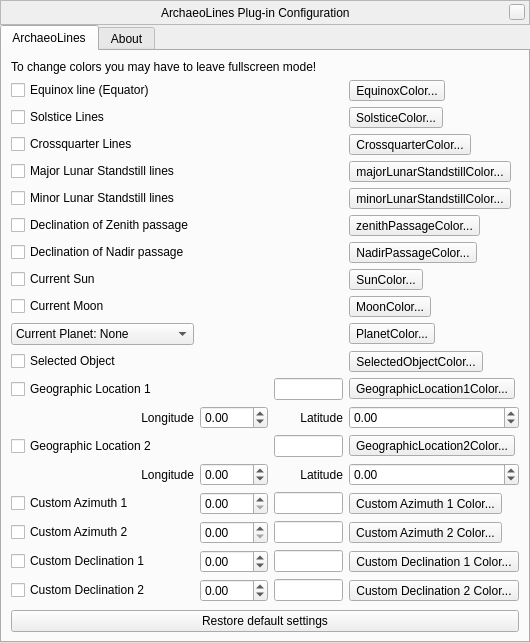
Qt form plugins/ArchaeoLines/src/gui/archaeoLinesDialog.ui (519984307/stellarium_src) before a commit.
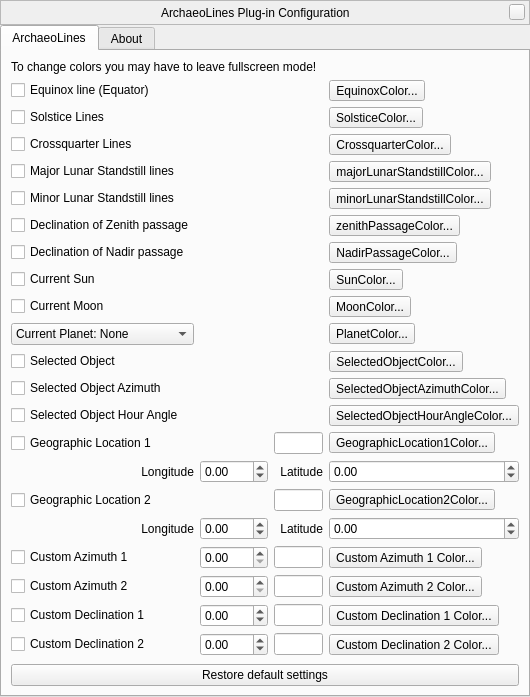
The same form after that commit. Custom widgets are drawn as their Qt base class.

Commit message:
Add 2 more lines to ArchaeoLines plugin
- Selected object azimuth
- Selected object hour angle

Diff of the .ui file:
```diff
--- a/plugins/ArchaeoLines/src/gui/archaeoLinesDialog.ui
+++ b/plugins/ArchaeoLines/src/gui/archaeoLinesDialog.ui
@@ -7,7 +7,7 @@
     <x>0</x>
     <y>0</y>
     <width>530</width>
-    <height>606</height>
+    <height>656</height>
    </rect>
   </property>
   <property name="windowTitle">
@@ -154,7 +154,201 @@
        </item>
        <item>
         <layout class="QGridLayout" name="gridLayout">
-         <item row="14" column="0">
+         <item row="18" column="3">
+          <widget class="QToolButton" name="customAzimuth2ColorToolButton">
+           <property name="text">
+            <string notr="true">Custom Azimuth 2 Color...</string>
+           </property>
+          </widget>
+         </item>
+         <item row="4" column="3">
+          <widget class="QToolButton" name="minorStandstillColorToolButton">
+           <property name="text">
+            <string notr="true">minorLunarStandstillColor...</string>
+           </property>
+          </widget>
+         </item>
+         <item row="17" column="3">
+          <widget class="QToolButton" name="customAzimuth1ColorToolButton">
+           <property name="text">
+            <string notr="true">Custom Azimuth 1 Color...</string>
+           </property>
+          </widget>
+         </item>
+         <item row="6" column="0">
+          <widget class="QCheckBox" name="nadirPassageCheckBox">
+           <property name="text">
+            <string>Declination of Nadir passage</string>
+           </property>
+          </widget>
+         </item>
+         <item row="17" column="0">
+          <widget class="QCheckBox" name="customAzimuth1CheckBox">
+           <property name="text">
+            <string>Custom Azimuth 1</string>
+           </property>
+          </widget>
+         </item>
+         <item row="17" column="2">
+          <widget class="QLineEdit" name="customAzimuth1LineEdit">
+           <property name="toolTip">
+            <string>Enter a label for this line</string>
+           </property>
+          </widget>
+         </item>
+         <item row="8" column="3">
+          <widget class="QToolButton" name="currentMoonColorToolButton">
+           <property name="text">
+            <string notr="true">MoonColor...</string>
+           </property>
+          </widget>
+         </item>
+         <item row="18" column="0">
+          <widget class="QCheckBox" name="customAzimuth2CheckBox">
+           <property name="text">
+            <string>Custom Azimuth 2</string>
+           </property>
+          </widget>
+         </item>
+         <item row="18" column="1">
+          <widget class="QDoubleSpinBox" name="customAzimuth2DoubleSpinBox">
+           <property name="maximum">
+            <double>359.990000000000009</double>
+           </property>
+          </widget>
+         </item>
+         <item row="6" column="3">
+          <widget class="QToolButton" name="nadirPassageColorToolButton">
+           <property name="text">
+            <string notr="true">NadirPassageColor...</string>
+           </property>
+          </widget>
+         </item>
+         <item row="1" column="3">
+          <widget class="QToolButton" name="solsticesColorToolButton">
+           <property name="text">
+            <string notr="true">SolsticeColor...</string>
+           </property>
+          </widget>
+         </item>
+         <item row="1" column="0">
+          <widget class="QCheckBox" name="solsticesCheckBox">
+           <property name="text">
+            <string>Solstice Lines</string>
+           </property>
+          </widget>
+         </item>
+         <item row="8" column="0">
+          <widget class="QCheckBox" name="currentMoonCheckBox">
+           <property name="text">
+            <string>Current Moon</string>
+           </property>
+          </widget>
+         </item>
+         <item row="18" column="2">
+          <widget class="QLineEdit" name="customAzimuth2LineEdit">
+           <property name="toolTip">
+            <string>Enter a label for this line</string>
+           </property>
+          </widget>
+         </item>
+         <item row="7" column="3">
+          <widget class="QToolButton" name="currentSunColorToolButton">
+           <property name="text">
+            <string notr="true">SunColor...</string>
+           </property>
+          </widget>
+         </item>
+         <item row="9" column="3">
+          <widget class="QToolButton" name="currentPlanetColorToolButton">
+           <property name="text">
+            <string notr="true">PlanetColor...</string>
+           </property>
+          </widget>
+         </item>
+         <item row="2" column="0">
+          <widget class="QCheckBox" name="crossquarterCheckBox">
+           <property name="text">
+            <string>Crossquarter Lines</string>
+           </property>
+          </widget>
+         </item>
+         <item row="0" column="0">
+          <widget class="QCheckBox" name="equinoxCheckBox">
+           <property name="text">
+            <string>Equinox line (Equator)</string>
+           </property>
+          </widget>
+         </item>
+         <item row="5" column="0">
+          <widget class="QCheckBox" name="zenithPassageCheckBox">
+           <property name="text">
+            <string>Declination of Zenith passage</string>
+           </property>
+          </widget>
+         </item>
+         <item row="10" column="3">
+          <widget class="QToolButton" name="selectedObjectColorToolButton">
+           <property name="text">
+            <string notr="true">SelectedObjectColor...</string>
+           </property>
+          </widget>
+         </item>
+         <item row="5" column="3">
+          <widget class="QToolButton" name="zenithPassageColorToolButton">
+           <property name="text">
+            <string notr="true">zenithPassageColor...</string>
+           </property>
+          </widget>
+         </item>
+         <item row="0" column="3">
+          <widget class="QToolButton" name="equinoxColorToolButton">
+           <property name="text">
+            <string notr="true">EquinoxColor...</string>
+           </property>
+          </widget>
+         </item>
+         <item row="3" column="0">
+          <widget class="QCheckBox" name="majorStandstillCheckBox">
+           <property name="text">
+            <string>Major Lunar Standstill lines</string>
+           </property>
+          </widget>
+         </item>
+         <item row="20" column="3">
+          <widget class="QToolButton" name="customDeclination2ColorToolButton">
+           <property name="text">
+            <string notr="true">Custom Declination 2 Color...</string>
+           </property>
+          </widget>
+         </item>
+         <item row="20" column="1">
+          <widget class="QDoubleSpinBox" name="customDeclination2DoubleSpinBox">
+           <property name="minimum">
+            <double>-89.989999999999995</double>
+           </property>
+           <property name="maximum">
+            <double>89.989999999999995</double>
+           </property>
+           <property name="singleStep">
+            <double>0.100000000000000</double>
+           </property>
+          </widget>
+         </item>
+         <item row="20" column="2">
+          <widget class="QLineEdit" name="customDeclination2LineEdit"/>
+         </item>
+         <item row="16" column="2">
+          <widget class="QLabel" name="geographicLocation2LatitudeLabel">
+           <property name="text">
+            <string>Latitude</string>
+           </property>
+           <property name="alignment">
+            <set>Qt::AlignRight|Qt::AlignTrailing|Qt::AlignVCenter</set>
+           </property>
+          </widget>
+         </item>
+         <item row="16" column="0">
           <widget class="QLabel" name="geographicLocation2LongitudeLabel">
            <property name="text">
             <string>Longitude</string>
@@ -164,7 +358,7 @@
            </property>
           </widget>
          </item>
-         <item row="14" column="1">
+         <item row="16" column="1">
           <widget class="QDoubleSpinBox" name="geographicLocation2LongitudeDoubleSpinBox">
            <property name="minimum">
             <double>-180.000000000000000</double>
@@ -177,44 +371,21 @@
            </property>
           </widget>
          </item>
-         <item row="14" column="2">
-          <widget class="QLabel" name="geographicLocation2LatitudeLabel">
-           <property name="text">
-            <string>Latitude</string>
-           </property>
-           <property name="alignment">
-            <set>Qt::AlignRight|Qt::AlignTrailing|Qt::AlignVCenter</set>
-           </property>
-          </widget>
-         </item>
-         <item row="14" column="3">
-          <widget class="QDoubleSpinBox" name="geographicLocation2LatitudeDoubleSpinBox">
-           <property name="minimum">
-            <double>-90.000000000000000</double>
-           </property>
-           <property name="maximum">
-            <double>90.000000000000000</double>
-           </property>
-           <property name="singleStep">
-            <double>0.100000000000000</double>
-           </property>
-          </widget>
-         </item>
-         <item row="17" column="0">
-          <widget class="QCheckBox" name="customDeclination1CheckBox">
-           <property name="text">
-            <string>Custom Declination 1</string>
-           </property>
-          </widget>
-         </item>
-         <item row="17" column="3">
+         <item row="19" column="3">
           <widget class="QToolButton" name="customDeclination1ColorToolButton">
            <property name="text">
             <string notr="true">Custom Declination 1 Color...</string>
            </property>
           </widget>
          </item>
-         <item row="17" column="1">
+         <item row="19" column="0">
+          <widget class="QCheckBox" name="customDeclination1CheckBox">
+           <property name="text">
+            <string>Custom Declination 1</string>
+           </property>
+          </widget>
+         </item>
+         <item row="19" column="1">
           <widget class="QDoubleSpinBox" name="customDeclination1DoubleSpinBox">
            <property name="minimum">
             <double>-89.989999999999995</double>
@@ -227,31 +398,44 @@
            </property>
           </widget>
          </item>
-         <item row="17" column="2">
+         <item row="19" column="2">
           <widget class="QLineEdit" name="customDeclination1LineEdit"/>
          </item>
-         <item row="7" column="0">
-          <widget class="QCheckBox" name="currentSunCheckBox">
+         <item row="16" column="3">
+          <widget class="QDoubleSpinBox" name="geographicLocation2LatitudeDoubleSpinBox">
+           <property name="minimum">
+            <double>-90.000000000000000</double>
+           </property>
+           <property name="maximum">
+            <double>90.000000000000000</double>
+           </property>
+           <property name="singleStep">
+            <double>0.100000000000000</double>
+           </property>
+          </widget>
+         </item>
+         <item row="13" column="3">
+          <widget class="QToolButton" name="geographicLocation1ColorToolButton">
            <property name="text">
-            <string>Current Sun</string>
+            <string notr="true">GeographicLocation1Color...</string>
            </property>
           </widget>
          </item>
-         <item row="11" column="2">
-          <widget class="QLineEdit" name="geographicLocation1LineEdit">
-           <property name="toolTip">
-            <string>Enter a label (location name) for this line</string>
-           </property>
-          </widget>
-         </item>
-         <item row="11" column="0">
+         <item row="13" column="0">
           <widget class="QCheckBox" name="geographicLocation1CheckBox">
            <property name="text">
             <string>Geographic Location 1</string>
            </property>
           </widget>
          </item>
-         <item row="12" column="0">
+         <item row="13" column="2">
+          <widget class="QLineEdit" name="geographicLocation1LineEdit">
+           <property name="toolTip">
+            <string>Enter a label (location name) for this line</string>
+           </property>
+          </widget>
+         </item>
+         <item row="14" column="0">
           <widget class="QLabel" name="geographicLocation1LongitudeLabel">
            <property name="text">
             <string>Longitude</string>
@@ -261,51 +445,41 @@
            </property>
           </widget>
          </item>
-         <item row="11" column="3">
-          <widget class="QToolButton" name="geographicLocation1ColorToolButton">
+         <item row="7" column="0">
+          <widget class="QCheckBox" name="currentSunCheckBox">
            <property name="text">
-            <string notr="true">GeographicLocation1Color...</string>
+            <string>Current Sun</string>
            </property>
           </widget>
          </item>
-         <item row="12" column="2">
-          <widget class="QLabel" name="geographicLocation1LatitudeLabel">
-           <property name="text">
-            <string>Latitude</string>
-           </property>
-           <property name="alignment">
-            <set>Qt::AlignRight|Qt::AlignTrailing|Qt::AlignVCenter</set>
-           </property>
-          </widget>
-         </item>
-         <item row="12" column="3">
-          <widget class="QDoubleSpinBox" name="geographicLocation1LatitudeDoubleSpinBox">
-           <property name="minimum">
-            <double>-90.000000000000000</double>
-           </property>
-           <property name="maximum">
-            <double>90.000000000000000</double>
-           </property>
-           <property name="singleStep">
-            <double>0.100000000000000</double>
-           </property>
-          </widget>
-         </item>
-         <item row="13" column="3">
+         <item row="15" column="3">
           <widget class="QToolButton" name="geographicLocation2ColorToolButton">
            <property name="text">
             <string notr="true">GeographicLocation2Color...</string>
            </property>
           </widget>
          </item>
-         <item row="13" column="2">
+         <item row="14" column="3">
+          <widget class="QDoubleSpinBox" name="geographicLocation1LatitudeDoubleSpinBox">
+           <property name="minimum">
+            <double>-90.000000000000000</double>
+           </property>
+           <property name="maximum">
+            <double>90.000000000000000</double>
+           </property>
+           <property name="singleStep">
+            <double>0.100000000000000</double>
+           </property>
+          </widget>
+         </item>
+         <item row="15" column="2">
           <widget class="QLineEdit" name="geographicLocation2LineEdit">
            <property name="toolTip">
             <string>Enter a label (location name) for this line</string>
            </property>
           </widget>
          </item>
-         <item row="12" column="1">
+         <item row="14" column="1">
           <widget class="QDoubleSpinBox" name="geographicLocation1LongitudeDoubleSpinBox">
            <property name="minimum">
             <double>-180.000000000000000</double>
@@ -318,7 +492,17 @@
            </property>
           </widget>
          </item>
-         <item row="13" column="0">
+         <item row="14" column="2">
+          <widget class="QLabel" name="geographicLocation1LatitudeLabel">
+           <property name="text">
+            <string>Latitude</string>
+           </property>
+           <property name="alignment">
+            <set>Qt::AlignRight|Qt::AlignTrailing|Qt::AlignVCenter</set>
+           </property>
+          </widget>
+         </item>
+         <item row="15" column="0">
           <widget class="QCheckBox" name="geographicLocation2CheckBox">
            <property name="text">
             <string>Geographic Location 2</string>
@@ -405,204 +589,48 @@
            </item>
           </widget>
          </item>
-         <item row="15" column="1">
+         <item row="17" column="1">
           <widget class="QDoubleSpinBox" name="customAzimuth1DoubleSpinBox">
            <property name="maximum">
             <double>359.990000000000009</double>
            </property>
           </widget>
          </item>
-         <item row="6" column="0">
-          <widget class="QCheckBox" name="nadirPassageCheckBox">
-           <property name="text">
-            <string>Declination of Nadir passage</string>
-           </property>
-          </widget>
-         </item>
-         <item row="4" column="3">
-          <widget class="QToolButton" name="minorStandstillColorToolButton">
-           <property name="text">
-            <string notr="true">minorLunarStandstillColor...</string>
-           </property>
-          </widget>
-         </item>
-         <item row="15" column="3">
-          <widget class="QToolButton" name="customAzimuth1ColorToolButton">
-           <property name="text">
-            <string notr="true">Custom Azimuth 1 Color...</string>
-           </property>
-          </widget>
-         </item>
-         <item row="15" column="0">
-          <widget class="QCheckBox" name="customAzimuth1CheckBox">
-           <property name="text">
-            <string>Custom Azimuth 1</string>
-           </property>
-          </widget>
-         </item>
-         <item row="16" column="3">
-          <widget class="QToolButton" name="customAzimuth2ColorToolButton">
-           <property name="text">
-            <string notr="true">Custom Azimuth 2 Color...</string>
-           </property>
-          </widget>
-         </item>
-         <item row="16" column="1">
-          <widget class="QDoubleSpinBox" name="customAzimuth2DoubleSpinBox">
-           <property name="maximum">
-            <double>359.990000000000009</double>
-           </property>
-          </widget>
-         </item>
-         <item row="16" column="0">
-          <widget class="QCheckBox" name="customAzimuth2CheckBox">
-           <property name="text">
-            <string>Custom Azimuth 2</string>
-           </property>
-          </widget>
-         </item>
-         <item row="15" column="2">
-          <widget class="QLineEdit" name="customAzimuth1LineEdit">
-           <property name="toolTip">
-            <string>Enter a label for this line</string>
-           </property>
-          </widget>
-         </item>
-         <item row="6" column="3">
-          <widget class="QToolButton" name="nadirPassageColorToolButton">
-           <property name="text">
-            <string notr="true">NadirPassageColor...</string>
-           </property>
-          </widget>
-         </item>
-         <item row="8" column="3">
-          <widget class="QToolButton" name="currentMoonColorToolButton">
-           <property name="text">
-            <string notr="true">MoonColor...</string>
-           </property>
-          </widget>
-         </item>
-         <item row="9" column="3">
-          <widget class="QToolButton" name="currentPlanetColorToolButton">
-           <property name="text">
-            <string notr="true">PlanetColor...</string>
-           </property>
-          </widget>
-         </item>
-         <item row="16" column="2">
-          <widget class="QLineEdit" name="customAzimuth2LineEdit">
-           <property name="toolTip">
-            <string>Enter a label for this line</string>
-           </property>
-          </widget>
-         </item>
-         <item row="1" column="3">
-          <widget class="QToolButton" name="solsticesColorToolButton">
-           <property name="text">
-            <string notr="true">SolsticeColor...</string>
-           </property>
-          </widget>
-         </item>
-         <item row="1" column="0">
-          <widget class="QCheckBox" name="solsticesCheckBox">
-           <property name="text">
-            <string>Solstice Lines</string>
-           </property>
-          </widget>
-         </item>
-         <item row="7" column="3">
-          <widget class="QToolButton" name="currentSunColorToolButton">
-           <property name="text">
-            <string notr="true">SunColor...</string>
-           </property>
-          </widget>
-         </item>
-         <item row="8" column="0">
-          <widget class="QCheckBox" name="currentMoonCheckBox">
-           <property name="text">
-            <string>Current Moon</string>
-           </property>
-          </widget>
-         </item>
-         <item row="5" column="0">
-          <widget class="QCheckBox" name="zenithPassageCheckBox">
-           <property name="text">
-            <string>Declination of Zenith passage</string>
-           </property>
-          </widget>
-         </item>
-         <item row="10" column="3">
-          <widget class="QToolButton" name="selectedObjectColorToolButton">
-           <property name="text">
-            <string notr="true">SelectedObjectColor...</string>
-           </property>
-          </widget>
-         </item>
-         <item row="5" column="3">
-          <widget class="QToolButton" name="zenithPassageColorToolButton">
-           <property name="text">
-            <string notr="true">zenithPassageColor...</string>
-           </property>
-          </widget>
-         </item>
-         <item row="2" column="0">
-          <widget class="QCheckBox" name="crossquarterCheckBox">
-           <property name="text">
-            <string>Crossquarter Lines</string>
-           </property>
-          </widget>
-         </item>
-         <item row="0" column="0">
-          <widget class="QCheckBox" name="equinoxCheckBox">
-           <property name="text">
-            <string>Equinox line (Equator)</string>
-           </property>
-          </widget>
-         </item>
-         <item row="0" column="3">
-          <widget class="QToolButton" name="equinoxColorToolButton">
-           <property name="text">
-            <string notr="true">EquinoxColor...</string>
-           </property>
-          </widget>
-         </item>
-         <item row="3" column="0">
-          <widget class="QCheckBox" name="majorStandstillCheckBox">
-           <property name="text">
-            <string>Major Lunar Standstill lines</string>
-           </property>
-          </widget>
-         </item>
-         <item row="18" column="3">
-          <widget class="QToolButton" name="customDeclination2ColorToolButton">
-           <property name="text">
-            <string notr="true">Custom Declination 2 Color...</string>
-           </property>
-          </widget>
-         </item>
-         <item row="18" column="2">
-          <widget class="QLineEdit" name="customDeclination2LineEdit"/>
-         </item>
-         <item row="18" column="1">
-          <widget class="QDoubleSpinBox" name="customDeclination2DoubleSpinBox">
-           <property name="minimum">
-            <double>-89.989999999999995</double>
-           </property>
-           <property name="maximum">
-            <double>89.989999999999995</double>
-           </property>
-           <property name="singleStep">
-            <double>0.100000000000000</double>
-           </property>
-          </widget>
-         </item>
-         <item row="18" column="0">
+         <item row="20" column="0">
           <widget class="QCheckBox" name="customDeclination2CheckBox">
            <property name="text">
             <string>Custom Declination 2</string>
            </property>
           </widget>
          </item>
+         <item row="11" column="0">
+          <widget class="QCheckBox" name="selectedObjectAzimuthCheckBox">
+           <property name="text">
+            <string>Selected Object Azimuth</string>
+           </property>
+          </widget>
+         </item>
+         <item row="12" column="0">
+          <widget class="QCheckBox" name="selectedObjectHourAngleCheckBox">
+           <property name="text">
+            <string>Selected Object Hour Angle</string>
+           </property>
+          </widget>
+         </item>
+         <item row="11" column="3">
+          <widget class="QToolButton" name="selectedObjectAzimuthColorToolButton">
+           <property name="text">
+            <string notr="true">SelectedObjectAzimuthColor...</string>
+           </property>
+          </widget>
+         </item>
+         <item row="12" column="3">
+          <widget class="QToolButton" name="selectedObjectHourAngleColorToolButton">
+           <property name="text">
+            <string notr="true">SelectedObjectHourAngleColor...</string>
+           </property>
+          </widget>
+         </item>
         </layout>
        </item>
        <item>
```
Left out of the diff: 34 changed lines with no effect on the pictures. The commit also changes 4 other files.
